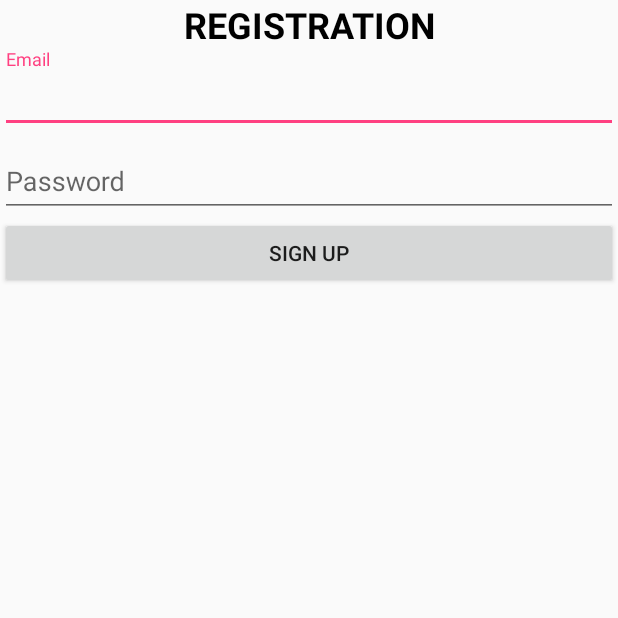
After one commit to kazakov24alex/RunBoyRun-android-client, an Android app: the PreSignUpActivity screen opened directly, with no data from a screen before it, on a phone screen of 412 x 824 dp, the top half of it. The commit adds this screen. Run offline under Robolectric (Android 15) with nearby library versions, the phone set to English and light mode, and no system bars.

Commit message:
Pre Sign In activity was added

```diff
--- a/app/src/main/java/twoAK/runboyrun/api/IApiClient.java
+++ b/app/src/main/java/twoAK/runboyrun/api/IApiClient.java
@@ -1,5 +1,6 @@
 package twoAK.runboyrun.api;
 
+import twoAK.runboyrun.exceptions.api.CheckFailedException;
 import twoAK.runboyrun.exceptions.api.LoginFailedException;
 
 /*
@@ -11,7 +12,8 @@ import com.et.exception.api.SignupFailedException;
 /** Interface of IApiClient */
 public interface IApiClient {
 
-    public String login(String login, String password) throws LoginFailedException;
+    public String   login(String login, String password) throws LoginFailedException;
+    public boolean  check(String identificator) throws CheckFailedException;
     //public String signup(String login, String password) throws SignupFailedException;
 
 }
--- a/app/src/main/java/twoAK/runboyrun/api/RunBoyRunServerApi.java
+++ b/app/src/main/java/twoAK/runboyrun/api/RunBoyRunServerApi.java
@@ -4,7 +4,9 @@ package twoAK.runboyrun.api;
 import retrofit2.Call;
 import retrofit2.http.Body;
 import retrofit2.http.POST;
+import twoAK.runboyrun.request.body.CheckBody;
 import twoAK.runboyrun.request.body.LoginBody;
+import twoAK.runboyrun.responses.CheckResponse;
 import twoAK.runboyrun.responses.TokenResponse;
 
 //import com.et.response.BaseResponse;
@@ -20,6 +22,9 @@ public interface RunBoyRunServerApi {
     @POST("signin")
     Call<TokenResponse> signin(@Body LoginBody login_password);
 
+    @POST("check")
+    Call<CheckResponse> check(@Body CheckBody identificator);
+
     /*
     @POST("signup")
     Call<SignupResponse> signup(@Body LoginBody login_password);
--- a/app/src/main/java/twoAK/runboyrun/request/body/LoginBody.java
+++ b/app/src/main/java/twoAK/runboyrun/request/body/LoginBody.java
@@ -6,8 +6,8 @@ public class LoginBody {
     private String identificator;
     private String password;
 
-    public LoginBody(String login, String password) {
-        this.identificator = login;
+    public LoginBody(String identificator, String password) {
+        this.identificator = identificator;
         this.password = password;
     }
 }
--- /dev/null
+++ b/app/src/main/res/layout/activity_pre_signup.xml
@@ -0,0 +1,69 @@
+<?xml version="1.0" encoding="utf-8"?>
+<LinearLayout xmlns:android="http://schemas.android.com/apk/res/android"
+    android:orientation="vertical" android:layout_width="match_parent"
+    android:layout_height="match_parent">
+
+    <!-- Login progress -->
+    <ProgressBar
+        android:id="@+id/pre_signup_progress"
+        style="?android:attr/progressBarStyleLarge"
+        android:layout_width="wrap_content"
+        android:layout_height="wrap_content"
+        android:layout_marginBottom="8dp"
+        android:visibility="gone" />
+
+
+    <ScrollView
+        android:layout_width="match_parent"
+        android:layout_height="442dp"
+        android:id="@+id/pre_signup_form">
+
+        <LinearLayout
+            android:layout_width="match_parent"
+            android:layout_height="wrap_content"
+            android:orientation="vertical" >
+
+            <TextView
+                android:text="REGISTRATION"
+                android:layout_width="match_parent"
+                android:layout_height="wrap_content"
+                android:id="@+id/textView2"
+                android:textStyle="normal|bold"
+                android:textAlignment="center"
+                android:textSize="24sp"
+                android:textColor="@android:color/black" />
+
+            <android.support.design.widget.TextInputLayout
+                android:layout_width="match_parent"
+                android:layout_height="match_parent">
+
+                <EditText
+                    android:layout_width="match_parent"
+                    android:layout_height="wrap_content"
+                    android:hint="Email"
+                    android:id="@+id/pre_signup_editText_email"
+                    android:inputType="textEmailSubject" />
+            </android.support.design.widget.TextInputLayout>
+
+            <android.support.design.widget.TextInputLayout
+                android:layout_width="match_parent"
+                android:layout_height="match_parent">
+
+                <EditText
+                    android:layout_width="match_parent"
+                    android:layout_height="wrap_content"
+                    android:hint="Password"
+                    android:id="@+id/pre_signup_editText_password"
+                    android:inputType="textPassword" />
+            </android.support.design.widget.TextInputLayout>
+
+            <Button
+                android:text="Sign Up"
+                android:layout_width="match_parent"
+                android:layout_height="wrap_content"
+                android:id="@+id/pre_signup_button_sign_up" />
+
+        </LinearLayout>
+    </ScrollView>
+
+</LinearLayout>
```
Also changed, not shown: app/src/main/AndroidManifest.xml (+7 -1 lines), app/src/main/java/twoAK/runboyrun/activities/PreSignUpActivity.java (added, +200 -0 lines), app/src/main/java/twoAK/runboyrun/activities/SignInActivity.java (renamed from app/src/main/java/twoAK/runboyrun/activities/LoginActivity.java, +20 -20 lines), app/src/main/java/twoAK/runboyrun/activities/WelcomeActivity.java (+11 -6 lines), app/src/main/java/twoAK/runboyrun/api/ApiClient.java (+18 -2 lines), app/src/main/java/twoAK/runboyrun/auth/Auth.java (+11 -0 lines), app/src/main/java/twoAK/runboyrun/exceptions/api/CheckFailedException.java (added, +17 -0 lines), app/src/main/java/twoAK/runboyrun/request/body/CheckBody.java (added, +11 -0 lines), app/src/main/java/twoAK/runboyrun/responses/CheckResponse.java (added, +17 -0 lines).
